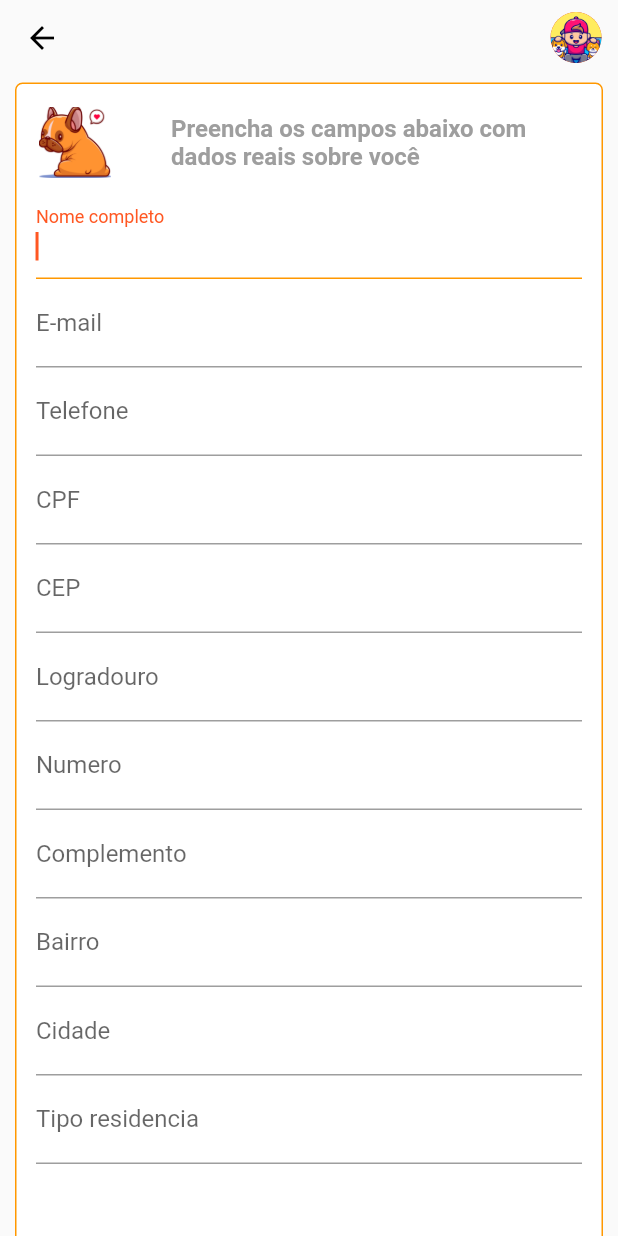
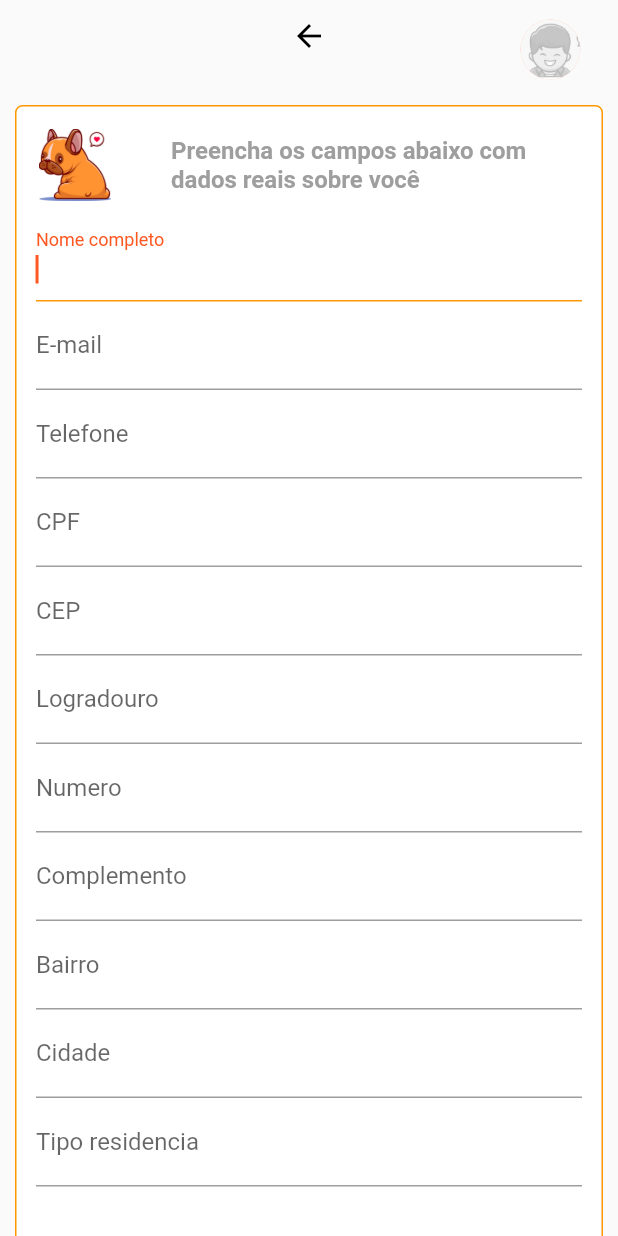
Before and after one commit to FIAP-Adotappet/adotappet-mobile, a Flutter app: the CadastroUser screen opened directly, on a phone screen of 412 x 824 dp. Run offline on Flutter 3.47's test engine with Material 2 defaults, Android fonts, the light colour scheme and no system bars; our stand-ins replace google_fonts, jiffy; network calls fail; Roboto replaces fonts that are missing (Dosis).

Commit message:
Ajustes de layout

```diff
--- a/lib/constants/app_constants.dart
+++ b/lib/constants/app_constants.dart
@@ -1,5 +1,5 @@
 import 'dart:ui';
 
 class AppColors {
-  static var primary = Color.fromRGBO(223, 125, 54, 1);
+  static var primary = Color.fromRGBO(251, 126, 44, 1);
 }
--- a/lib/widgets/custom_app_bar.dart
+++ b/lib/widgets/custom_app_bar.dart
@@ -8,10 +8,8 @@ class CustomAppBar extends StatelessWidget with PreferredSizeWidget {
 
   final bool isHome;
 
-  CustomAppBar({
-    Key? key,
-    this.isHome = false
-  })  : preferredSize = Size.fromHeight(50.0),
+  CustomAppBar({Key? key, this.isHome = false})
+      : preferredSize = Size.fromHeight(65.0),
         super(key: key);
 
   @override
@@ -20,14 +18,14 @@ class CustomAppBar extends StatelessWidget with PreferredSizeWidget {
       elevation: 0,
       centerTitle: true,
       backgroundColor: Colors.transparent,
-      automaticallyImplyLeading: true,
-      leading: isHome ? AdotappetIcon() : BackButton(color: Colors.black),
+      automaticallyImplyLeading: false,
+      flexibleSpace: isHome ? AdotappetIcon() : BackButton(color: Colors.black),
       actions: [
-        Padding(
-          padding: const EdgeInsets.all(8.0),
+        Container(
+          margin: const EdgeInsets.only(top: 10.0, right: 25, left: 0),
           child: CircleAvatar(
             child: ClipOval(
-              child: Image.asset('assets/images/avatar.png'),
+              child: Image.asset('assets/images/avatar_deslogado.png'),
             ),
           ),
         ),
```
Also changed, not shown: lib/modules/home/screens/home_screen.dart (+57 -28 lines), lib/widgets/adotappet_icon.dart (+12 -9 lines), lib/widgets/custom_card.dart (+10 -6 lines).
